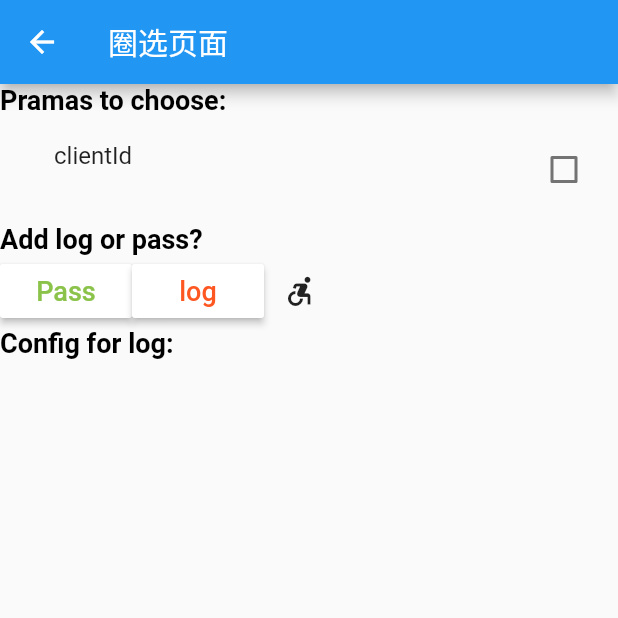
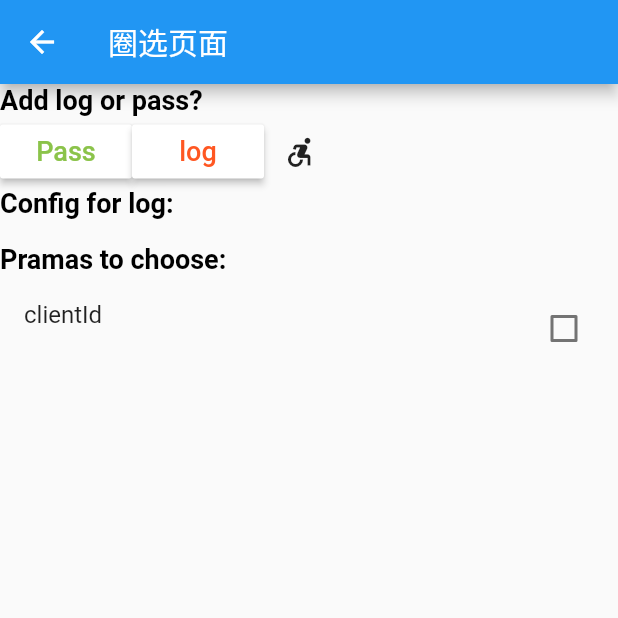
Before and after one commit to wuba/magpie_log, a Flutter app: the LogScreen screen opened directly with empty values, on a phone screen of 412 x 824 dp, the top half of it. Run offline on Flutter 3.47's test engine with Material 2 defaults, Android fonts, the phone set to English and light mode, and no system bars; our stand-ins replace device_info, flutter_redux, redux; statements that could not run were skipped.

Commit message:
圈选拦截开发 圈选页面优化

```diff
--- a/lib/ui/log_screen.dart
+++ b/lib/ui/log_screen.dart
@@ -1,3 +1,4 @@
+import 'package:flutter/cupertino.dart';
 import 'package:flutter/material.dart';
 import 'package:magpie_log/file/data_analysis.dart';
 import 'package:magpie_log/interceptor/interceptor_circle_log.dart';
@@ -74,16 +75,22 @@ class _LogScreenState extends State<LogScreen> {
     super.initState();
   }
 
-  ///递归参数圈选列表
-  Widget initPanelList(List<ParamItem> paramList) {
+  Widget getPaneledItem(bool isPaneled, ParamItem paramItem) {
+    if (isPaneled) {
       return Padding(
-        padding: EdgeInsets.fromLTRB(20, 0, 0, 0),
-        child: SizedBox(
-            height: 72 * paramList.length.toDouble(),
-            child: ListView.builder(
-                itemBuilder: (BuildContext context, int index) {
+          padding: EdgeInsets.fromLTRB(30, 0, 0, 0),
+          child: Column(children: intChildList(paramItem.paramItems)));
+    } else {
+      return Container(height: 0, width: 0);
+    }
+  }
+
+  List<Widget> intChildList(List<ParamItem> paramList) {
+    List<Widget> widgetList = [];
+
+    for (int index = 0; index < paramList.length; index++) {
       if (paramList[index].paramItems.length == 0) {
-                    return CheckboxListTile(
+        widgetList.add(CheckboxListTile(
             value: paramList[index].isChecked,
             title: Text(paramList[index].key),
             subtitle: Text(paramList[index].value),
@@ -91,17 +98,33 @@ class _LogScreenState extends State<LogScreen> {
               setState(() {
                 paramList[index].isChecked = bool;
               });
-                        });
+            }));
       } else {
-                    return Column(
+        widgetList.add(Column(
             crossAxisAlignment: CrossAxisAlignment.start,
             children: <Widget>[
-                          Text(paramList[index].key),
-                          initPanelList(paramList[index].paramItems)
-                        ]);
+              GestureDetector(
+                  onTap: () {
+                    setState(() {
+                      paramList[index].isPaneled = !paramList[index].isPaneled;
+                    });
+                  },
+                  child: Padding(
+                    padding: EdgeInsets.fromLTRB(16, 10, 0, 0),
+                    child: Text(paramList[index].key,
+                        style: TextStyle(fontSize: 15)),
+                  )),
+              getPaneledItem(paramList[index].isPaneled, paramList[index])
+            ]));
       }
-                },
-                itemCount: paramList.length)));
+    }
+
+    return widgetList;
+  }
+
+  ///递归参数圈选列表
+  Widget initPanelList(List<ParamItem> paramList) {
+    return Expanded(child: ListView(children: intChildList(paramList)));
   }
 
   @override
@@ -110,16 +133,9 @@ class _LogScreenState extends State<LogScreen> {
         appBar: AppBar(
           title: Text('圈选页面'),
         ),
-        body: ListView(
+        body: Column(
+          crossAxisAlignment: CrossAxisAlignment.stretch,
           children: <Widget>[
-            Text(
-              "Pramas to choose:",
-              style: TextStyle(
-                  fontSize: 18,
-                  color: Colors.black,
-                  fontWeight: FontWeight.bold),
-            ),
-            initPanelList(paramList),
             Text(
               "Add log or pass?",
               style: TextStyle(
@@ -167,8 +183,8 @@ class _LogScreenState extends State<LogScreen> {
                       log = "[" + logs.toString() + "]";
 
                       Map map = Map();
-                      getLog(map,paramList);
-                      log  = map.toString();
+                      getLog(map, paramList);
+                      log = map.toString();
                       if (widget.actionName != null) {
                         log = widget.actionName + ":$log";
                       } else if (widget.action != null) {
@@ -194,7 +210,15 @@ class _LogScreenState extends State<LogScreen> {
                   color: Colors.black,
                   fontWeight: FontWeight.bold),
             ),
-            Text(log)
+            Text(log),
+            Text(
+              "Pramas to choose:",
+              style: TextStyle(
+                  fontSize: 18,
+                  color: Colors.black,
+                  fontWeight: FontWeight.bold),
+            ),
+            initPanelList(paramList),
           ],
         ));
   }
@@ -206,9 +230,9 @@ class _LogScreenState extends State<LogScreen> {
       if (param.paramItems.length == 0 && param.isChecked == true) {
         map[param.key] = 1;
         isChecked = true;
-      }else{
+      } else {
         Map childMap = Map();
-        if(getLog(childMap,param.paramItems)){
+        if (getLog(childMap, param.paramItems)) {
           map[param.key] = childMap;
           isChecked = true;
         }
```
Lines whose indentation alone changed are shown as unchanged.
